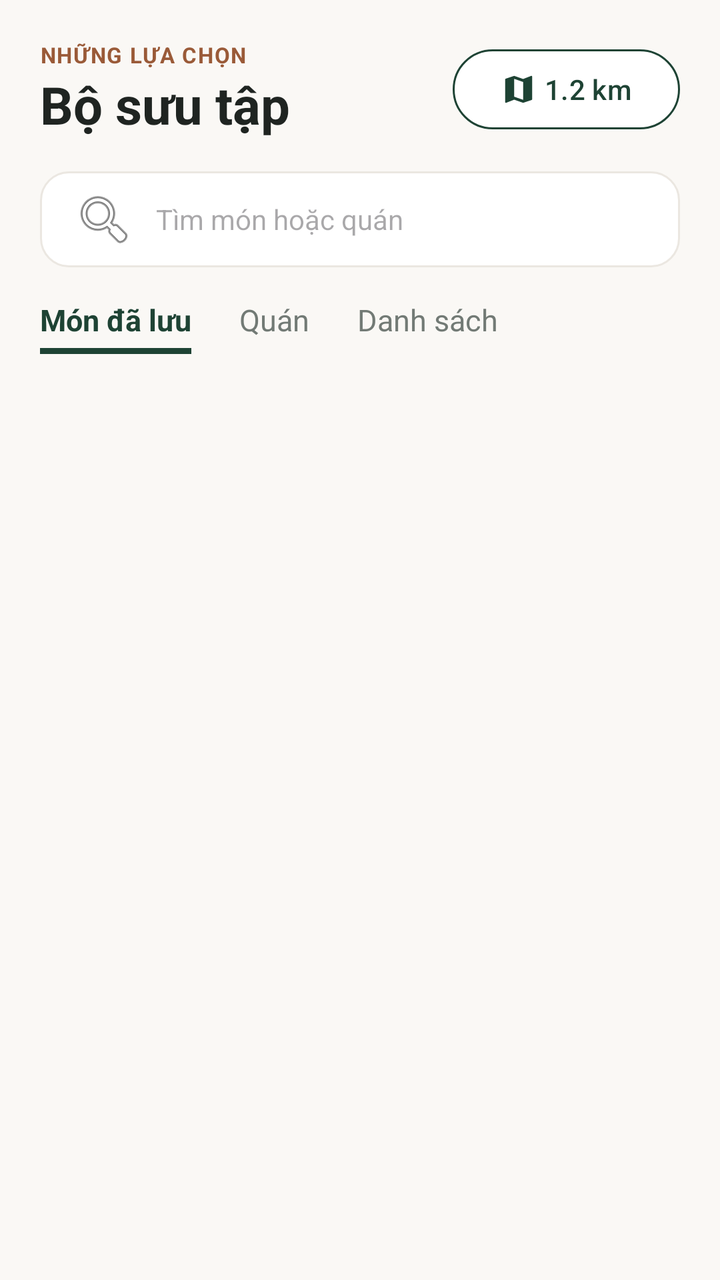
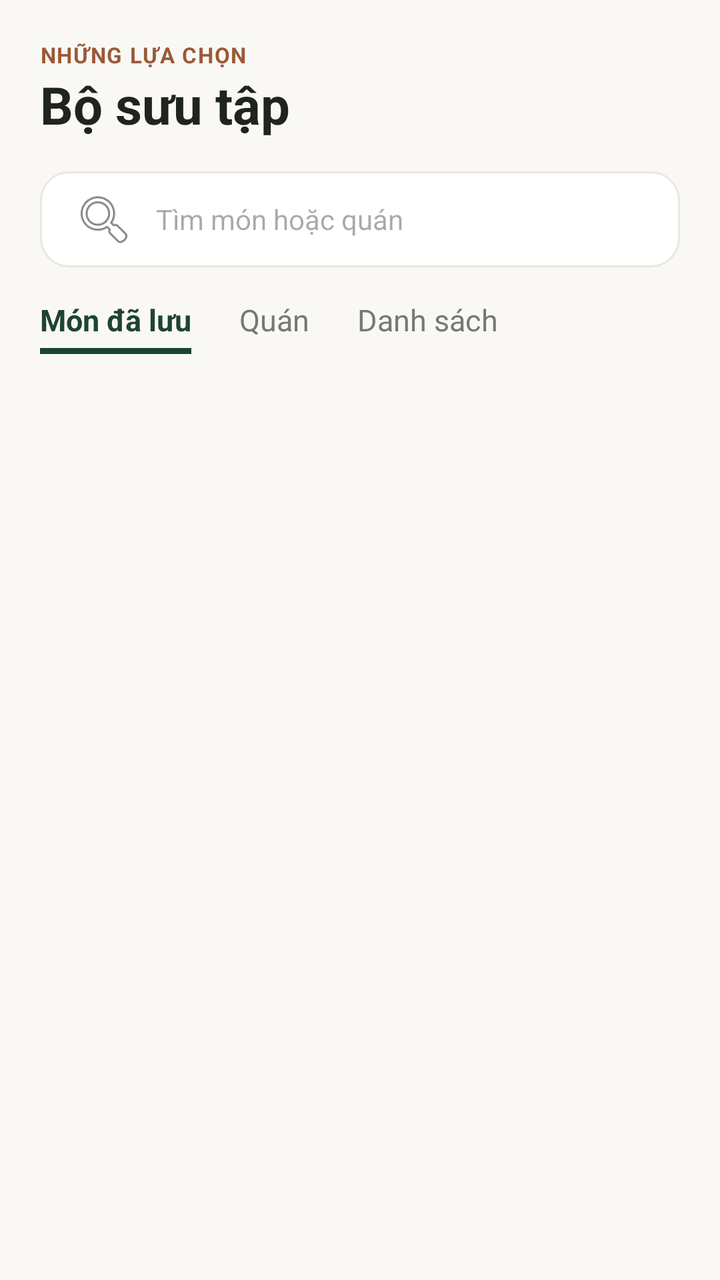

An Android layout rendered at two revisions. The XML below is the earlier revision; the diff shows what the commit changed to produce the second picture.
<!-- AndroidManifest.xml: application theme Theme.BTL_DiDong -->
<!-- res/layout/fragment_saved.xml -->
<?xml version="1.0" encoding="utf-8"?>
<androidx.core.widget.NestedScrollView xmlns:android="http://schemas.android.com/apk/res/android"
    xmlns:app="http://schemas.android.com/apk/res-auto"
    android:layout_width="match_parent"
    android:layout_height="match_parent"
    android:fillViewport="true"
    android:background="@color/cream_bg">

    <LinearLayout
        android:layout_width="match_parent"
        android:layout_height="wrap_content"
        android:orientation="vertical"
        android:padding="20dp">

        
        <LinearLayout
            android:layout_width="match_parent"
            android:layout_height="wrap_content"
            android:orientation="horizontal"
            android:gravity="center_vertical"
            android:layout_marginBottom="16dp">

            <LinearLayout
                android:layout_width="0dp"
                android:layout_height="wrap_content"
                android:layout_weight="1"
                android:orientation="vertical">

                <TextView
                    android:layout_width="wrap_content"
                    android:layout_height="wrap_content"
                    android:text="NHỮNG LỰA CHỌN"
                    android:textSize="11sp"
                    android:textStyle="bold"
                    android:textColor="@color/brown_accent"
                    android:letterSpacing="0.05" />

                <TextView
                    android:layout_width="wrap_content"
                    android:layout_height="wrap_content"
                    android:text="Bộ sưu tập"
                    android:textSize="26sp"
                    android:textStyle="bold"
                    android:textColor="@color/text_dark" />
            </LinearLayout>

            <com.google.android.material.button.MaterialButton
                style="?attr/materialButtonOutlinedStyle"
                android:layout_width="wrap_content"
                android:layout_height="wrap_content"
                android:text="1.2 km"
                app:icon="@drawable/ic_map"
                app:iconTint="@color/forest_green"
                app:strokeColor="@color/forest_green"
                android:textColor="@color/forest_green"
                app:cornerRadius="20dp"
                android:backgroundTint="@color/white" />
        </LinearLayout>

        
        <EditText
            android:id="@+id/etSearchSaved"
            android:layout_width="match_parent"
            android:layout_height="48dp"
            android:background="@drawable/bg_card"
            android:hint="Tìm món hoặc quán"
            android:paddingHorizontal="16dp"
            android:textSize="14sp"
            android:drawableStart="@android:drawable/ic_menu_search"
            android:drawablePadding="10dp"
            android:layout_marginBottom="16dp"
            android:inputType="text"
            android:autofillHints="" />

        
        <LinearLayout
            android:layout_width="match_parent"
            android:layout_height="wrap_content"
            android:orientation="horizontal"
            android:layout_marginBottom="16dp">

            <LinearLayout
                android:id="@+id/tabSavedFoods"
                android:layout_width="wrap_content"
                android:layout_height="wrap_content"
                android:orientation="vertical"
                android:layout_marginEnd="24dp"
                android:clickable="true"
                android:focusable="true">

                <TextView
                    android:id="@+id/tvTabSavedFoods"
                    android:layout_width="wrap_content"
                    android:layout_height="wrap_content"
                    android:text="Món đã lưu"
                    android:textColor="@color/forest_green"
                    android:textStyle="bold"
                    android:textSize="15sp" />

                <View
                    android:id="@+id/indicatorTabSavedFoods"
                    android:layout_width="match_parent"
                    android:layout_height="3dp"
                    android:background="@color/forest_green"
                    android:layout_marginTop="4dp" />
            </LinearLayout>

            <LinearLayout
                android:id="@+id/tabSavedPlaces"
                android:layout_width="wrap_content"
                android:layout_height="wrap_content"
                android:orientation="vertical"
                android:layout_marginEnd="24dp"
                android:clickable="true"
                android:focusable="true">

                <TextView
                    android:id="@+id/tvTabSavedPlaces"
                    android:layout_width="wrap_content"
                    android:layout_height="wrap_content"
                    android:text="Quán"
                    android:textColor="@color/text_muted"
                    android:textSize="15sp" />

                <View
                    android:id="@+id/indicatorTabSavedPlaces"
                    android:layout_width="match_parent"
                    android:layout_height="3dp"
                    android:background="@color/forest_green"
                    android:layout_marginTop="4dp"
                    android:visibility="invisible" />
            </LinearLayout>

            <LinearLayout
                android:id="@+id/tabSavedLists"
                android:layout_width="wrap_content"
                android:layout_height="wrap_content"
                android:orientation="vertical"
                android:clickable="true"
                android:focusable="true">

                <TextView
                    android:id="@+id/tvTabSavedLists"
                    android:layout_width="wrap_content"
                    android:layout_height="wrap_content"
                    android:text="Danh sách"
                    android:textColor="@color/text_muted"
                    android:textSize="15sp" />

                <View
                    android:id="@+id/indicatorTabSavedLists"
                    android:layout_width="match_parent"
                    android:layout_height="3dp"
                    android:background="@color/forest_green"
                    android:layout_marginTop="4dp"
                    android:visibility="invisible" />
            </LinearLayout>
        </LinearLayout>

        
        <androidx.recyclerview.widget.RecyclerView
            android:id="@+id/rvSavedFoods"
            android:layout_width="match_parent"
            android:layout_height="wrap_content"
            android:nestedScrollingEnabled="false"
            android:visibility="visible" />

        
        <androidx.recyclerview.widget.RecyclerView
            android:id="@+id/rvSavedPlaces"
            android:layout_width="match_parent"
            android:layout_height="wrap_content"
            android:nestedScrollingEnabled="false"
            android:visibility="gone" />

        
        <LinearLayout
            android:id="@+id/contentSavedLists"
            android:layout_width="match_parent"
            android:layout_height="wrap_content"
            android:orientation="vertical"
            android:visibility="gone">

            
            <LinearLayout
                android:id="@+id/containerCustomLists"
                android:layout_width="match_parent"
                android:layout_height="wrap_content"
                android:orientation="vertical">

                
                <LinearLayout
                    android:id="@+id/itemCustomList1"
                    android:layout_width="match_parent"
                    android:layout_height="wrap_content"
                    android:background="@drawable/bg_card"
                    android:padding="16dp"
                    android:orientation="horizontal"
                    android:gravity="center_vertical"
                    android:layout_marginBottom="12dp"
                    android:clickable="true"
                    android:focusable="true"
                    android:foreground="?attr/selectableItemBackground">

                    <ImageView
                        android:layout_width="36dp"
                        android:layout_height="36dp"
                        android:src="@drawable/ic_bookmark"
                        app:tint="@color/forest_green"
                        android:background="#E8F0EE"
                        android:padding="8dp"
                        android:contentDescription="Folder" />

                    <LinearLayout
                        android:layout_width="0dp"
                        android:layout_height="wrap_content"
                        android:layout_weight="1"
                        android:orientation="vertical"
                        android:layout_marginStart="12dp">

                        <TextView
                            android:id="@+id/tvListName1"
                            android:layout_width="wrap_content"
                            android:layout_height="wrap_content"
                            android:text="Quán trưa văn phòng"
                            android:textStyle="bold"
                            android:textSize="15sp"
                            android:textColor="@color/text_dark" />

                        <TextView
                            android:layout_width="wrap_content"
                            android:layout_height="wrap_content"
                            android:text="8 mục · Riêng tư"
                            android:textSize="12sp"
                            android:textColor="@color/text_muted"
                            android:layout_marginTop="2dp" />
                    </LinearLayout>

                    <TextView
                        android:layout_width="wrap_content"
                        android:layout_height="wrap_content"
                        android:text=">"
                        android:textSize="18sp"
                        android:textColor="@color/text_muted" />
                </LinearLayout>

                
                <LinearLayout
                    android:id="@+id/itemCustomList2"
                    android:layout_width="match_parent"
                    android:layout_height="wrap_content"
                    android:background="@drawable/bg_card"
                    android:padding="16dp"
                    android:orientation="horizontal"
                    android:gravity="center_vertical"
                    android:layout_marginBottom="16dp"
                    android:clickable="true"
                    android:focusable="true"
                    android:foreground="?attr/selectableItemBackground">

                    <ImageView
                        android:layout_width="36dp"
                        android:layout_height="36dp"
                        android:src="@drawable/ic_bookmark"
                        app:tint="@color/forest_green"
                        android:background="#E8F0EE"
                        android:padding="8dp"
                        android:contentDescription="Folder" />

                    <LinearLayout
                        android:layout_width="0dp"
                        android:layout_height="wrap_content"
                        android:layout_weight="1"
                        android:orientation="vertical"
                        android:layout_marginStart="12dp">

                        <TextView
                            android:id="@+id/tvListName2"
                            android:layout_width="wrap_content"
                            android:layout_height="wrap_content"
                            android:text="Cuối tuần đi nhóm"
                            android:textStyle="bold"
                            android:textSize="15sp"
                            android:textColor="@color/text_dark" />

                        <TextView
                            android:layout_width="wrap_content"
                            android:layout_height="wrap_content"
                            android:text="12 mục · Công khai"
                            android:textSize="12sp"
                            android:textColor="@color/text_muted"
                            android:layout_marginTop="2dp" />
                    </LinearLayout>

                    <TextView
                        android:layout_width="wrap_content"
                        android:layout_height="wrap_content"
                        android:text=">"
                        android:textSize="18sp"
                        android:textColor="@color/text_muted" />
                </LinearLayout>

            </LinearLayout>

            
            <com.google.android.material.button.MaterialButton
                android:id="@+id/btnCreateNewList"
                style="?attr/materialButtonOutlinedStyle"
                android:layout_width="match_parent"
                android:layout_height="48dp"
                android:text="+ Tạo danh sách mới"
                android:textColor="@color/text_dark"
                android:textSize="14sp"
                app:strokeColor="#CCCCCC"
                app:cornerRadius="12dp" />

        </LinearLayout>

    </LinearLayout>
</androidx.core.widget.NestedScrollView>
<!-- resources referenced by this layout -->
<resources>
  <color name="brown_accent">#9A5A38</color>
  <color name="cream_bg">#FAF8F5</color>
  <color name="forest_green">#1E4334</color>
  <color name="text_dark">#1F2421</color>
  <color name="text_muted">#727A75</color>
  <color name="white">#FFFFFFFF</color>
  <!-- drawable bg_card (drawable) -->
  <?xml version="1.0" encoding="utf-8"?>
  <shape xmlns:android="http://schemas.android.com/apk/res/android"
      android:shape="rectangle">
      <solid android:color="@color/white" />
      <corners android:radius="14dp" />
      <stroke android:width="1dp" android:color="@color/stroke_color" />
  </shape>
  <!-- drawable ic_bookmark (drawable) -->
  <vector xmlns:android="http://schemas.android.com/apk/res/android"
      android:width="24dp"
      android:height="24dp"
      android:viewportWidth="24"
      android:viewportHeight="24">
    <path
        android:fillColor="#FF000000"
        android:pathData="M17,3H7C5.9,3 5.01,3.9 5.01,5L5,21l7,-3 7,3V5C19,3.9 18.1,3 17,3z"/>
  </vector>
  <!-- drawable ic_map (drawable) -->
  <vector xmlns:android="http://schemas.android.com/apk/res/android"
      android:width="24dp"
      android:height="24dp"
      android:viewportWidth="24"
      android:viewportHeight="24">
    <path
        android:fillColor="#FF000000"
        android:pathData="M20.5,3l-.16.03L15,5.1 9,3 3.36,4.9c-.21.07-.36.25-.36.48V20.5c0 .28.22.5.5.5l.16-.03L9,18.9l6,2.1 5.64-1.9c.21-.07.36-.25.36-.48V3.5c0-.28-.22-.5-.5-.5zM15,19l-6,-2.1V5l6,2.1V19z"/>
  </vector>
  <style name="Theme.BTL_DiDong" parent="Base.Theme.BTL_DiDong" />
  <color name="stroke_color">#EBE7E1</color>
  <style name="Base.Theme.BTL_DiDong" parent="Theme.Material3.DayNight.NoActionBar">
          
          
      </style>
</resources>

<!-- the commit's change to res/layout/fragment_saved.xml (unified diff, before → after) -->
@@ -43,18 +43,6 @@
                     android:textStyle="bold"
                     android:textColor="@color/text_dark" />
             </LinearLayout>
-
-            <com.google.android.material.button.MaterialButton
-                style="?attr/materialButtonOutlinedStyle"
-                android:layout_width="wrap_content"
-                android:layout_height="wrap_content"
-                android:text="1.2 km"
-                app:icon="@drawable/ic_map"
-                app:iconTint="@color/forest_green"
-                app:strokeColor="@color/forest_green"
-                android:textColor="@color/forest_green"
-                app:cornerRadius="20dp"
-                android:backgroundTint="@color/white" />
         </LinearLayout>
 
         
@@ -203,8 +191,8 @@
                     android:foreground="?attr/selectableItemBackground">
 
                     <ImageView
-                        android:layout_width="36dp"
-                        android:layout_height="36dp"
+                        android:layout_width="38dp"
+                        android:layout_height="38dp"
                         android:src="@drawable/ic_bookmark"
                         app:tint="@color/forest_green"
                         android:background="#E8F0EE"
@@ -227,21 +215,52 @@
                             android:textSize="15sp"
                             android:textColor="@color/text_dark" />
 
-                        <TextView
+                        <LinearLayout
                             android:layout_width="wrap_content"
                             android:layout_height="wrap_content"
-                            android:text="8 mục · Riêng tư"
-                            android:textSize="12sp"
-                            android:textColor="@color/text_muted"
-                            android:layout_marginTop="2dp" />
+                            android:orientation="horizontal"
+                            android:gravity="center_vertical"
+                            android:layout_marginTop="4dp">
+
+                            <TextView
+                                android:id="@+id/tvListCount1"
+                                android:layout_width="wrap_content"
+                                android:layout_height="wrap_content"
+                                android:text="8 mục"
+                                android:textSize="12sp"
+                                android:textColor="@color/text_muted"
+                                android:layout_marginEnd="8dp" />
+
+                            
+                            <TextView
+                                android:id="@+id/btnPrivacyBadge1"
+                                android:layout_width="wrap_content"
+                                android:layout_height="wrap_content"
+                                android:text="🌐 Công khai"
+                                android:textSize="11sp"
+                                android:textStyle="bold"
+                                android:textColor="@color/forest_green"
+                                android:background="@color/forest_green_light"
+                                android:paddingHorizontal="10dp"
+                                android:paddingVertical="4dp"
+                                android:clickable="true"
+                                android:focusable="true" />
+                        </LinearLayout>
                     </LinearLayout>
 
-                    <TextView
-                        android:layout_width="wrap_content"
-                        android:layout_height="wrap_content"
-                        android:text=">"
+                    
+                    <com.google.android.material.button.MaterialButton
+                        android:id="@+id/btnAddPlaces1"
+                        android:layout_width="38dp"
+                        android:layout_height="38dp"
+                        android:text="+"
                         android:textSize="18sp"
-                        android:textColor="@color/text_muted" />
+                        android:textStyle="bold"
+                        android:textColor="@color/white"
+                        app:backgroundTint="@color/forest_green"
+                        android:padding="0dp"
+                        app:cornerRadius="19dp"
+                        android:layout_marginStart="8dp" />
                 </LinearLayout>
 
                 
@@ -259,8 +278,8 @@
                     android:foreground="?attr/selectableItemBackground">
 
                     <ImageView
-                        android:layout_width="36dp"
-                        android:layout_height="36dp"
+                        android:layout_width="38dp"
+                        android:layout_height="38dp"
                         android:src="@drawable/ic_bookmark"
                         app:tint="@color/forest_green"
                         android:background="#E8F0EE"
@@ -283,21 +302,52 @@
                             android:textSize="15sp"
                             android:textColor="@color/text_dark" />
 
-                        <TextView
+                        <LinearLayout
                             android:layout_width="wrap_content"
                             android:layout_height="wrap_content"
-                            android:text="12 mục · Công khai"
-                            android:textSize="12sp"
-                            android:textColor="@color/text_muted"
-                            android:layout_marginTop="2dp" />
+                            android:orientation="horizontal"
+                            android:gravity="center_vertical"
+                            android:layout_marginTop="4dp">
+
+                            <TextView
+                                android:id="@+id/tvListCount2"
+                                android:layout_width="wrap_content"
+                                android:layout_height="wrap_content"
+                                android:text="12 mục"
+                                android:textSize="12sp"
+                                android:textColor="@color/text_muted"
+                                android:layout_marginEnd="8dp" />
+
+                            
+                            <TextView
+                                android:id="@+id/btnPrivacyBadge2"
+                                android:layout_width="wrap_content"
+                                android:layout_height="wrap_content"
+                                android:text="🌐 Công khai"
+                                android:textSize="11sp"
+                                android:textStyle="bold"
+                                android:textColor="@color/forest_green"
+                                android:background="@color/forest_green_light"
+                                android:paddingHorizontal="10dp"
+                                android:paddingVertical="4dp"
+                                android:clickable="true"
+                                android:focusable="true" />
+                        </LinearLayout>
                     </LinearLayout>
 
-                    <TextView
-                        android:layout_width="wrap_content"
-                        android:layout_height="wrap_content"
-                        android:text=">"
+                    
+                    <com.google.android.material.button.MaterialButton
+                        android:id="@+id/btnAddPlaces2"
+                        android:layout_width="38dp"
+                        android:layout_height="38dp"
+                        android:text="+"
                         android:textSize="18sp"
-                        android:textColor="@color/text_muted" />
+                        android:textStyle="bold"
+                        android:textColor="@color/white"
+                        app:backgroundTint="@color/forest_green"
+                        android:padding="0dp"
+                        app:cornerRadius="19dp"
+                        android:layout_marginStart="8dp" />
                 </LinearLayout>
 
             </LinearLayout>
<!-- resource entries referenced after the edit -->
@@ -3,6 +3,7 @@
   <color name="brown_accent">#9A5A38</color>
   <color name="cream_bg">#FAF8F5</color>
   <color name="forest_green">#1E4334</color>
+  <color name="forest_green_light">#EAF2EE</color>
   <color name="text_dark">#1F2421</color>
   <color name="text_muted">#727A75</color>
   <color name="white">#FFFFFFFF</color>
@@ -24,16 +25,6 @@
         android:fillColor="#FF000000"
         android:pathData="M17,3H7C5.9,3 5.01,3.9 5.01,5L5,21l7,-3 7,3V5C19,3.9 18.1,3 17,3z"/>
   </vector>
-  <!-- drawable ic_map (drawable) -->
-  <vector xmlns:android="http://schemas.android.com/apk/res/android"
-      android:width="24dp"
-      android:height="24dp"
-      android:viewportWidth="24"
-      android:viewportHeight="24">
-    <path
-        android:fillColor="#FF000000"
-        android:pathData="M20.5,3l-.16.03L15,5.1 9,3 3.36,4.9c-.21.07-.36.25-.36.48V20.5c0 .28.22.5.5.5l.16-.03L9,18.9l6,2.1 5.64-1.9c.21-.07.36-.25.36-.48V3.5c0-.28-.22-.5-.5-.5zM15,19l-6,-2.1V5l6,2.1V19z"/>
-  </vector>
   <style name="Theme.BTL_DiDong" parent="Base.Theme.BTL_DiDong" />
   <color name="stroke_color">#EBE7E1</color>
   <style name="Base.Theme.BTL_DiDong" parent="Theme.Material3.DayNight.NoActionBar">
